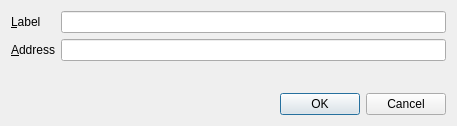
The window that src/qt/forms/editaddressdialog.ui (cryptovein/ZedCoin) describes before a commit, drawn with Qt 5.
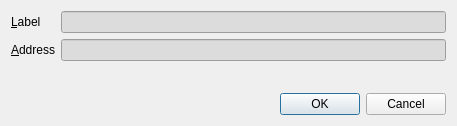
The same window after the commit.

The edit to the form file:
```diff
--- a/src/qt/forms/editaddressdialog.ui
+++ b/src/qt/forms/editaddressdialog.ui
@@ -34,6 +34,9 @@
        <property name="toolTip">
         <string>The label associated with this address book entry</string>
        </property>
+       <property name="styleSheet">
+        <string notr="true">background-color: rgb(220, 220, 220);</string>
+       </property>
       </widget>
      </item>
      <item row="1" column="0">
@@ -51,6 +54,9 @@
        <property name="toolTip">
         <string>The address associated with this address book entry. This can only be modified for sending addresses.</string>
        </property>
+       <property name="styleSheet">
+        <string notr="true">background-color: rgb(220, 220, 220);</string>
+       </property>
       </widget>
      </item>
     </layout>
```
